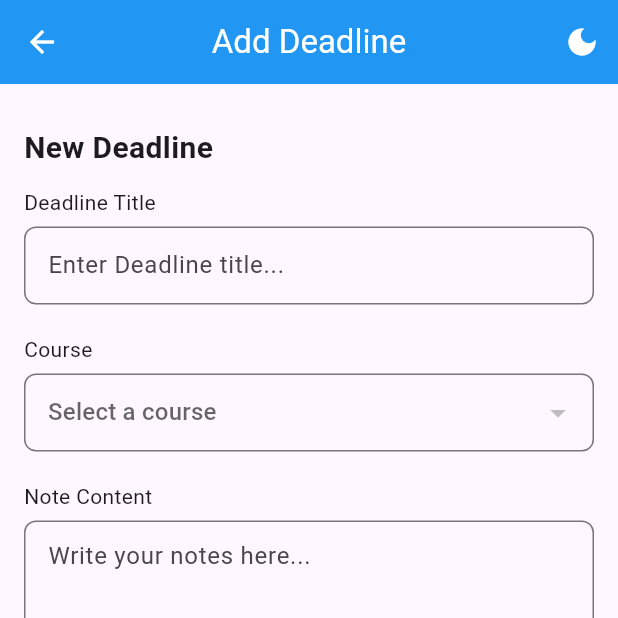
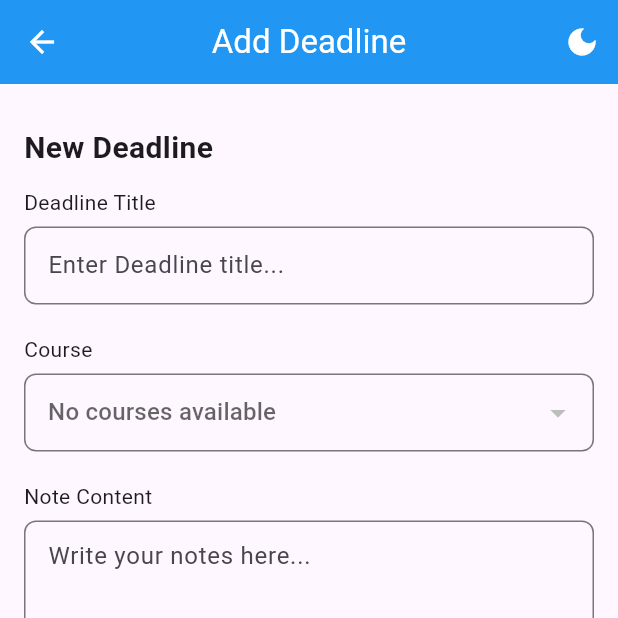
Before and after one commit to hscdexolusion/coursecompanion, a Flutter app: the DeadlinesScreen screen opened directly, after a tap on the "add" icon, on a phone screen of 412 x 824 dp, the top half of it. Run offline on Flutter 3.47's test engine with Material 3 defaults, Android fonts, the phone set to English and light mode, and no system bars; our stand-ins replace file_picker, open_file.

Commit message:
made the deadline page functional with the add deadline page while adding the notes folder to the course detail page

```diff
--- a/lib/main.dart
+++ b/lib/main.dart
@@ -5,6 +5,7 @@ import 'package:flutter/material.dart';
 import 'package:flutter/services.dart';
 import 'package:provider/provider.dart';
 import 'package:coursecompanion/providers/note_provider.dart';
+import 'package:coursecompanion/providers/deadline_provider.dart';
 
 
 class MyApp extends StatelessWidget {
@@ -34,6 +35,7 @@ void main() async{
         ChangeNotifierProvider(create: (_) => ThemeProvider()),
         ChangeNotifierProvider(create: (_) => CourseProvider()),
         ChangeNotifierProvider(create: (_) => NoteProvider()),
+        ChangeNotifierProvider(create: (_) => DeadlineProvider()),
       ],
       child: const MyApp(),
     ),
--- /dev/null
+++ b/lib/models/deadline_model.dart
@@ -0,0 +1,20 @@
+// lib/models/deadline.dart
+
+
+class Deadline {
+  final String id;
+  final String title;
+  final String course;
+  final String note;
+  final DateTime dueDate;
+  bool isCompleted;
+
+  Deadline({
+    required this.id,
+    required this.title,
+    required this.course,
+    required this.note,
+    required this.dueDate,
+    this.isCompleted = false,
+  });
+}
--- /dev/null
+++ b/lib/providers/deadline_provider.dart
@@ -0,0 +1,36 @@
+// lib/providers/deadline_provider.dart
+
+import 'package:flutter/material.dart';
+//import 'package:uuid/uuid.dart';
+import '../models/deadline_model.dart';
+//import 'package:coursecompanion/views/pages/add_deadline_screen.dart';
+
+class DeadlineProvider with ChangeNotifier {
+  final List<Deadline> _deadlines = [];
+
+  List<Deadline> get allDeadlines => _deadlines;
+
+  List<Deadline> get pendingDeadlines => _deadlines
+      .where((d) => !d.isCompleted && d.dueDate.isAfter(DateTime.now()))
+      .toList();
+
+  List<Deadline> get completedDeadlines => _deadlines
+      .where((d) => d.isCompleted || d.dueDate.isBefore(DateTime.now()))
+      .toList();
+
+  void addDeadline(Deadline deadline) {
+    _deadlines.add(deadline);
+    notifyListeners();
+  }
+
+  void toggleCompletion(String id) {
+    final deadline = _deadlines.firstWhere((d) => d.id == id);
+    deadline.isCompleted = !deadline.isCompleted;
+    notifyListeners();
+  }
+
+  void deleteDeadline(String id) {
+    _deadlines.removeWhere((d) => d.id == id);
+    notifyListeners();
+  }
+}
--- a/lib/views/pages/add_deadline_screen.dart
+++ b/lib/views/pages/add_deadline_screen.dart
@@ -1,6 +1,12 @@
 import 'package:coursecompanion/views/widgets/custom_app_bar.dart';
 import 'package:flutter/material.dart';
 import 'package:intl/intl.dart';
+import 'package:provider/provider.dart';
+import '../../providers/course_provider.dart';
+import '../../providers/deadline_provider.dart';
+import '../../models/deadline_model.dart';
+import 'package:uuid/uuid.dart';
+
 
 class AddDeadlineScreen extends StatefulWidget {
   const AddDeadlineScreen({super.key});
@@ -12,9 +18,9 @@ class AddDeadlineScreen extends StatefulWidget {
 class _AddDeadlineScreenState extends State<AddDeadlineScreen> {
   final _formKey = GlobalKey<FormState>();
 
+  String? _title;
+  String? _note;
   String? _selectedCourse;
-  final List<String> _courses = [];
-
   DateTime? _selectedDate;
 
   String get formattedDate {
@@ -39,9 +45,11 @@ class _AddDeadlineScreenState extends State<AddDeadlineScreen> {
 
   @override
   Widget build(BuildContext context) {
+    final courseProvider = Provider.of<CourseProvider>(context);
+    final courses = courseProvider.courses;
+
     return Scaffold(
-      //backgroundColor: const Color(0xFFF8FAFC),
-      appBar: CustomAppBar(title: 'Add Deadline', showBackButton: true,),
+      appBar: CustomAppBar(title: 'Add Deadline', showBackButton: true),
       body: SingleChildScrollView(
         padding: const EdgeInsets.all(16),
         child: Form(
@@ -76,6 +84,7 @@ class _AddDeadlineScreenState extends State<AddDeadlineScreen> {
                   }
                   return null;
                 },
+                onSaved: (value) => _title = value,
               ),
               const SizedBox(height: 20),
 
@@ -84,34 +93,24 @@ class _AddDeadlineScreenState extends State<AddDeadlineScreen> {
               const SizedBox(height: 6),
               DropdownButtonFormField<String>(
                 value: _selectedCourse,
-                hint: const Text("Select a course"),
-                items: _courses
-                    .map((course) => DropdownMenuItem(
-                          value: course,
-                          child: Text(course),
+                hint: Text(courses.isEmpty
+                    ? "No courses available"
+                    : "Select a course"),
+                items: courses
+                    .map((course) => DropdownMenuItem<String>(
+                          value: course.title,
+                          child: Text(course.title),
                         ))
                     .toList(),
-                onChanged: (value) {
-                  setState(() {
-                    _selectedCourse = value;
-                  });
-                },
+                onChanged: courses.isEmpty
+                    ? null
+                    : (value) => setState(() => _selectedCourse = value),
                 decoration: InputDecoration(
                   border: OutlineInputBorder(
-                    borderRadius: BorderRadius.circular(8),
-                  ),
+                      borderRadius: BorderRadius.circular(8)),
                   contentPadding:
                       const EdgeInsets.symmetric(vertical: 14, horizontal: 12),
                 ),
-                validator: (value) {
-                  if (_courses.isEmpty) {
-                    return 'No courses available. Please add courses first.';
-                  }
-                  if (value == null || value.isEmpty) {
-                    return 'Please select a course';
-                  }
-                  return null;
-                },
               ),
               const SizedBox(height: 20),
 
@@ -133,6 +132,7 @@ class _AddDeadlineScreenState extends State<AddDeadlineScreen> {
                   }
                   return null;
                 },
+                onSaved: (value) => _note = value,
               ),
               const SizedBox(height: 20),
 
@@ -168,25 +168,41 @@ class _AddDeadlineScreenState extends State<AddDeadlineScreen> {
               ElevatedButton.icon(
                 onPressed: () {
                   if (_formKey.currentState!.validate()) {
-                      // Save logic here
+                    if (_selectedDate == null) {
                       ScaffoldMessenger.of(context).showSnackBar(
-                        const SnackBar(content: Text('Deadline saved!')),
+                        const SnackBar(content: Text('Please select a due date')),
                       );
+                      return;
+                    }
+
+                    _formKey.currentState!.save();
+
+                    final newDeadline = Deadline(
+                      id: const Uuid().v4(),
+                      title: _title!,
+                      note: _note!,
+                      course: _selectedCourse ?? 'Unassigned',
+                      dueDate: _selectedDate!,
+                    );
+
+                    Provider.of<DeadlineProvider>(context, listen: false)
+                        .addDeadline(newDeadline);
+
+                    Navigator.pop(context); // Go back to DeadlinesScreen
                   }
                 },
-                  icon: Icon(Icons.save),
-                  label: Text("Save Deadline"),
+                icon: const Icon(Icons.save),
+                label: const Text("Save Deadline"),
                 style: ElevatedButton.styleFrom(
-                    padding: EdgeInsets.symmetric(vertical: 14),
+                  padding: const EdgeInsets.symmetric(vertical: 14),
                   backgroundColor: Colors.blue,
                   foregroundColor: Colors.white,
-                    minimumSize: Size(double.infinity, 50), // 👈 This makes it wide
+                  minimumSize: const Size(double.infinity, 50),
                   shape: RoundedRectangleBorder(
                     borderRadius: BorderRadius.circular(10),
                   ),
                 ),
               ),
-
             ],
           ),
         ),
--- a/lib/views/pages/deadlines_screen.dart
+++ b/lib/views/pages/deadlines_screen.dart
@@ -1,7 +1,7 @@
 import 'package:flutter/material.dart';
 import 'package:provider/provider.dart';
+import 'package:coursecompanion/providers/deadline_provider.dart';
 import 'package:coursecompanion/views/pages/add_deadline_screen.dart';
-import 'package:coursecompanion/views/widgets/empty_state.dart';
 import 'package:coursecompanion/views/theme/theme_provider.dart';
 
 class DeadlinesScreen extends StatelessWidget {
@@ -34,21 +34,20 @@ class DeadlinesScreen extends StatelessWidget {
             ],
           ),
         ),
-        body: const TabBarView(
-          children: [
-            EmptyState(
-              icon: Icons.calendar_today,
-              message: "You have no pending deadlines.",
-            ),
-            EmptyState(
-              icon: Icons.calendar_today,
-              message: "You haven't completed any deadlines yet.",
-            ),
-            EmptyState(
-              icon: Icons.calendar_today,
-              message: "No deadlines available.",
-            ),
-          ],
+        body: Consumer<DeadlineProvider>(
+          builder: (context, deadlineProvider, _) {
+            final pending = deadlineProvider.pendingDeadlines;
+            final completed = deadlineProvider.completedDeadlines;
+            final all = deadlineProvider.allDeadlines;
+
+            return TabBarView(
+              children: [
+                buildDeadlineList(pending, "You have no pending deadlines."),
+                buildDeadlineList(completed, "You haven't completed any deadlines yet."),
+                buildDeadlineList(all, "No deadlines available."),
+              ],
+            );
+          },
         ),
         floatingActionButton: FloatingActionButton(
           backgroundColor: Colors.blue,
@@ -65,4 +64,34 @@ class DeadlinesScreen extends StatelessWidget {
       ),
     );
   }
+
+  Widget buildDeadlineList(List deadlines, String emptyMessage) {
+    if (deadlines.isEmpty) {
+      return Center(
+        child: Column(
+          mainAxisAlignment: MainAxisAlignment.center,
+          children: [
+            Icon(Icons.calendar_today, size: 50, color: Colors.grey),
+            const SizedBox(height: 10),
+            Text(emptyMessage, style: const TextStyle(color: Colors.grey)),
+          ],
+        ),
+      );
+    }
+
+    return ListView.builder(
+      itemCount: deadlines.length,
+      itemBuilder: (context, index) {
+        final d = deadlines[index];
+        return ListTile(
+          title: Text(d.title),
+          subtitle: Text('${d.course} • Due: ${d.dueDate.toLocal()}'),
+          trailing: Icon(
+            d.isCompleted ? Icons.check_circle : Icons.pending,
+            color: d.isCompleted ? Colors.green : Colors.orange,
+          ),
+        );
+      },
+    );
+  }
 }
--- a/pubspec.yaml
+++ b/pubspec.yaml
@@ -37,6 +37,7 @@ dependencies:
   file_picker: ^10.2.0
   open_file: ^3.5.10
   path: ^1.9.1
+  uuid: ^4.5.1
 
   # The following adds the Cupertino Icons font to your application.
   # Use with the CupertinoIcons class for iOS style icons.
```
Also changed, not shown: lib/views/pages/course_detail.dart (+80 -20 lines), pubspec.lock. Lines whose indentation alone changed are shown as unchanged.
